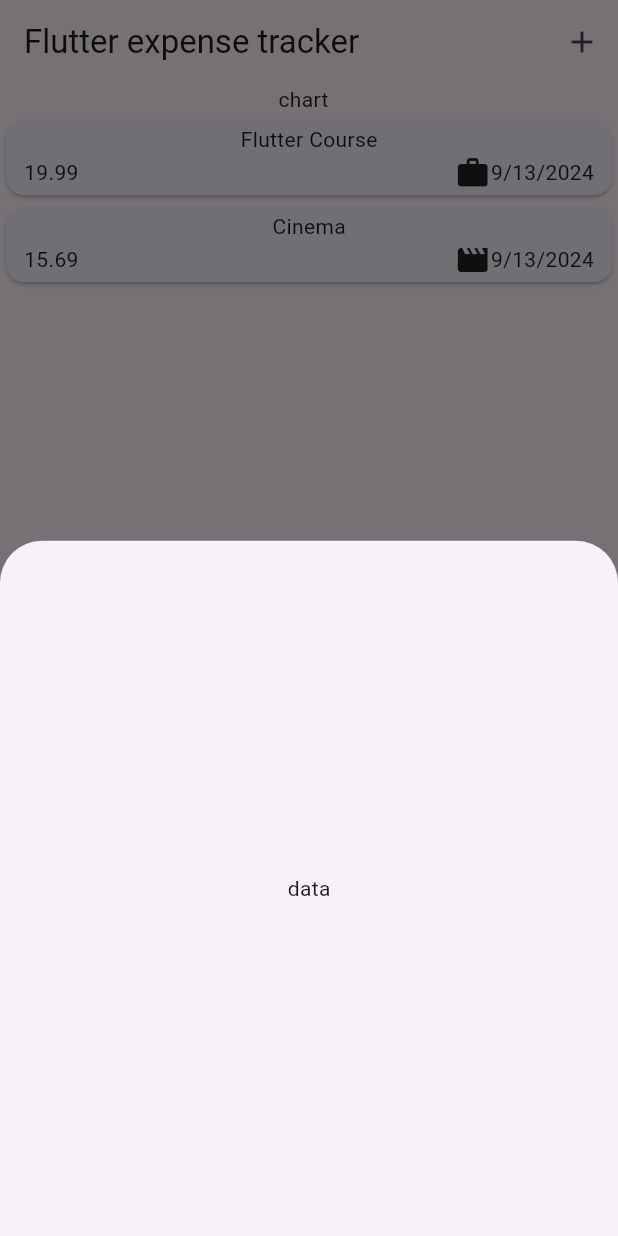
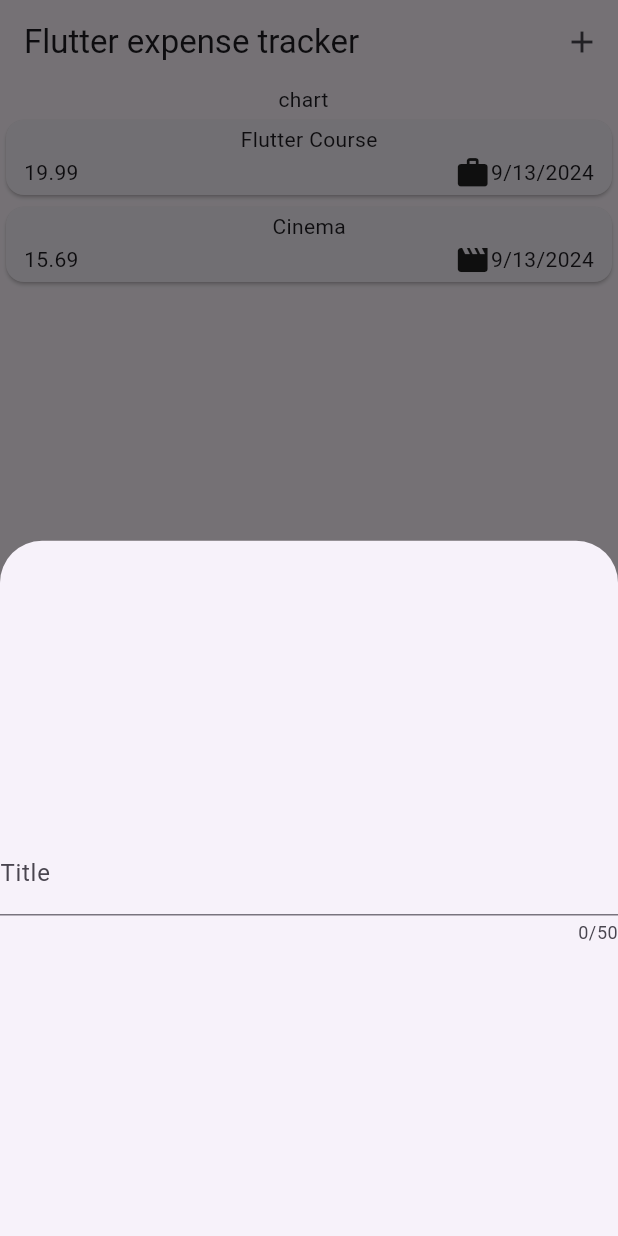
Before and after one commit to sachinsebastian1212/Flutter-expense_tracker, a Flutter app: the screen it shows after launch, after a tap on the "add" icon, on a phone screen of 412 x 824 dp. Run offline on Flutter 3.47's test engine with Material 3 defaults, Android fonts, the phone set to English and light mode, and no system bars.

Commit message:
added textfield in modal

```diff
--- a/lib/widgets/expenses.dart
+++ b/lib/widgets/expenses.dart
@@ -1,5 +1,6 @@
 import 'package:expense_tracker/widgets/expenses_list/expenses_list.dart';
 import 'package:expense_tracker/model/expense.dart';
+import 'package:expense_tracker/widgets/expenses_new.dart';
 import 'package:flutter/material.dart';
 
 class Expenses extends StatefulWidget {
@@ -25,7 +26,7 @@ class _ExpensesState extends State<Expenses> {
 
   void _openAddExpenseOVerlay() {
     showModalBottomSheet(
-        context: context, builder: (ctx) => const Center(child: Text('data')));
+        context: context, builder: (ctx) =>  const Center(child: ExpensesNew()));
   }
 
   @override
--- /dev/null
+++ b/lib/widgets/expenses_new.dart
@@ -0,0 +1,21 @@
+
+import 'package:flutter/material.dart';
+
+class ExpensesNew extends StatefulWidget {
+  const ExpensesNew({super.key});
+
+  @override
+  State<ExpensesNew> createState() => _ExpensesNewState();
+}
+
+class _ExpensesNewState extends State<ExpensesNew> {
+  @override
+  Widget build(BuildContext context) {
+    return const TextField(
+      maxLength: 50,
+      decoration: InputDecoration(
+        label: Text('Title')
+      ),
+    );
+  }
+}
```
